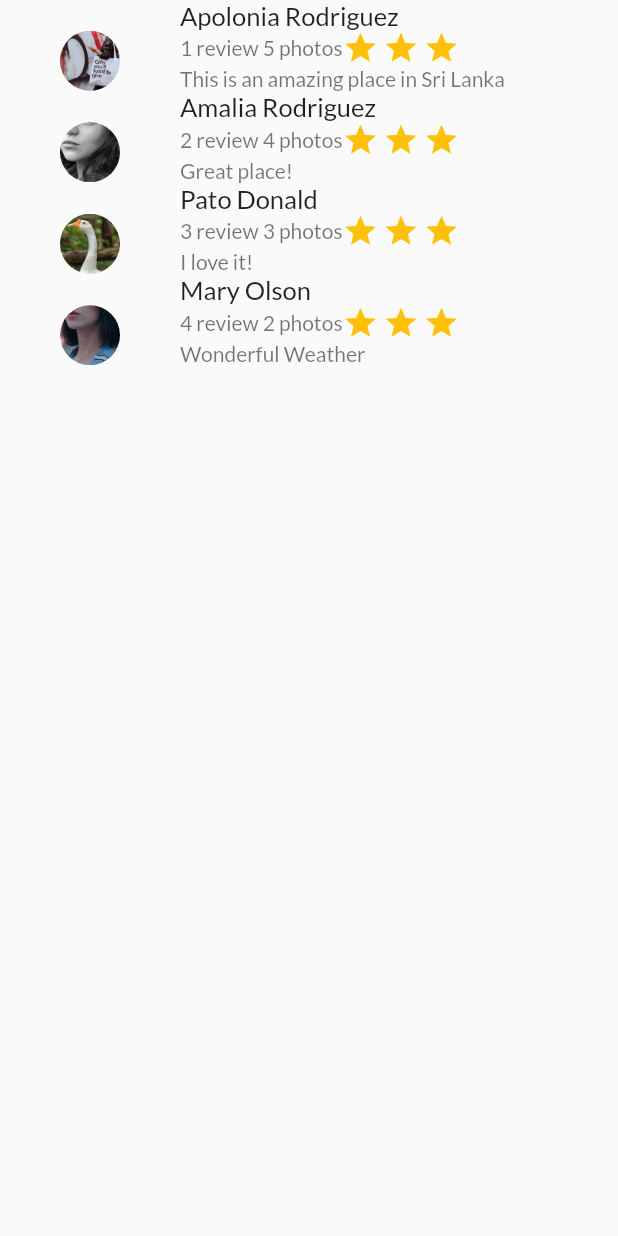
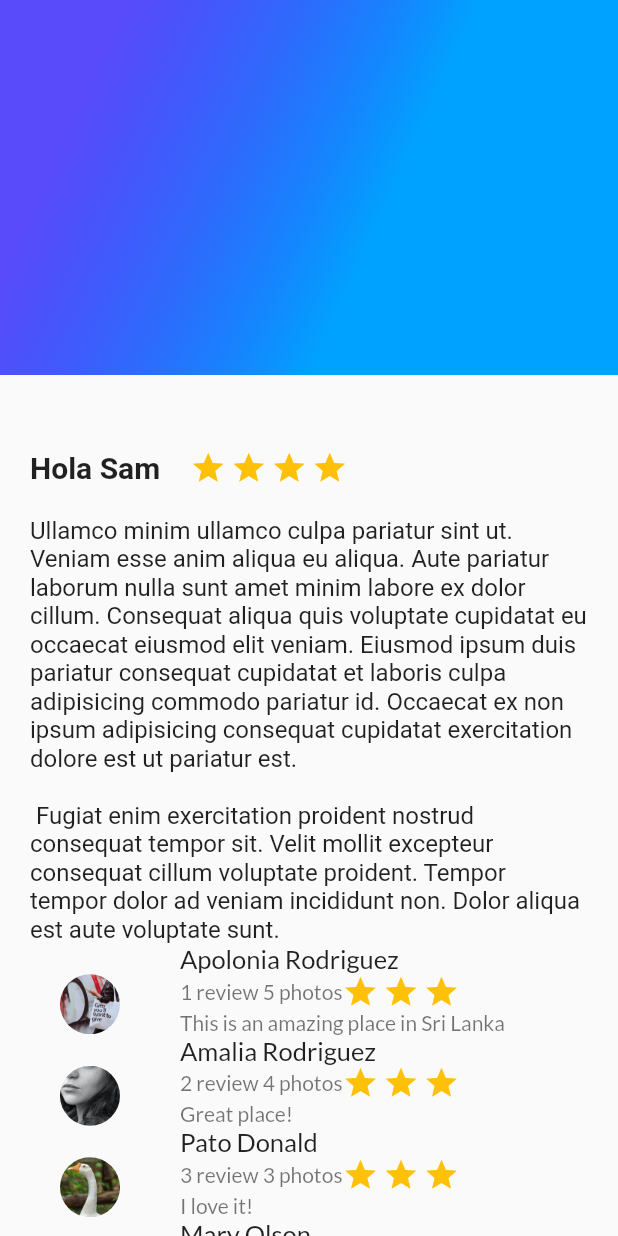
Before and after one commit to sam4ntha/travel_app5b, a Flutter app: the screen it shows after launch, on a phone screen of 412 x 824 dp. Run offline on Flutter 3.47's test engine with Material 2 defaults, Android fonts, the phone set to English and light mode, and no system bars; our stand-ins replace google_fonts; Roboto replaces fonts that are missing (Questrial).

Commit message:
Agregando GradientBack

```diff
--- a/lib/main.dart
+++ b/lib/main.dart
@@ -1,5 +1,6 @@
 import 'package:flutter/material.dart';
 import 'package:travel_app5b/screens/description_place_screen.dart';
+import 'package:travel_app5b/screens/gradient_back.dart';
 import 'package:travel_app5b/screens/review_list.dart';
 
 void main() {
@@ -16,7 +17,7 @@
 
   @override
   Widget build(BuildContext context) {
-    return const MaterialApp(
+    return MaterialApp(
       debugShowCheckedModeBanner: false,
       home: Scaffold(
           //Ctrl+k & ctrl+c para comentar rápido
@@ -25,8 +26,21 @@
           //   stars: 5,
           //   descriptionPlace: descriptionText,
           // ),
-        body: ReviewList(),
+          body: Stack(
+        children: [
+          ListView(
+            children: [
+              DescriptionPLaceScreen(
+                namePlace: namePlace,
+                stars: 5,
+                descriptionPlace: descriptionText,
               ),
+              const ReviewList(),
+            ],
+          ),
+          const GradientBack(),
+        ],
+      )),
     );
   }
 }
--- /dev/null
+++ b/lib/screens/gradient_back.dart
@@ -0,0 +1,24 @@
+import 'package:flutter/material.dart';
+
+class GradientBack extends StatelessWidget {
+  const GradientBack({super.key});
+
+  @override
+  Widget build(BuildContext context) {
+    return Container(
+      height: 250.0,
+      decoration: const BoxDecoration(
+        gradient: LinearGradient(
+          colors: [
+            Color.fromARGB(179, 21, 0, 250),
+            Color.fromARGB(255, 0, 162, 255),
+          ],
+          begin: FractionalOffset(0.2, 0.0),
+          end: FractionalOffset(1.0, 0.6),
+          stops: [0.0, 0.6],
+          tileMode: TileMode.clamp,
+        ),
+      ),
+    );
+  }
+}
```
Lines whose indentation alone changed are shown as unchanged.
